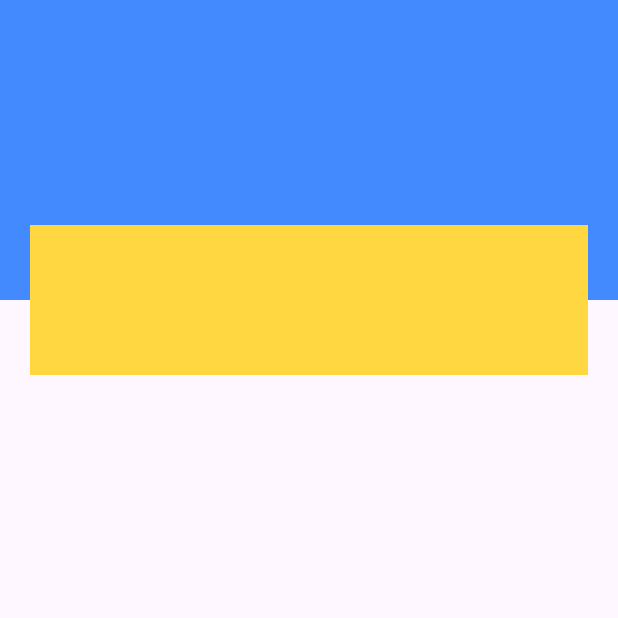
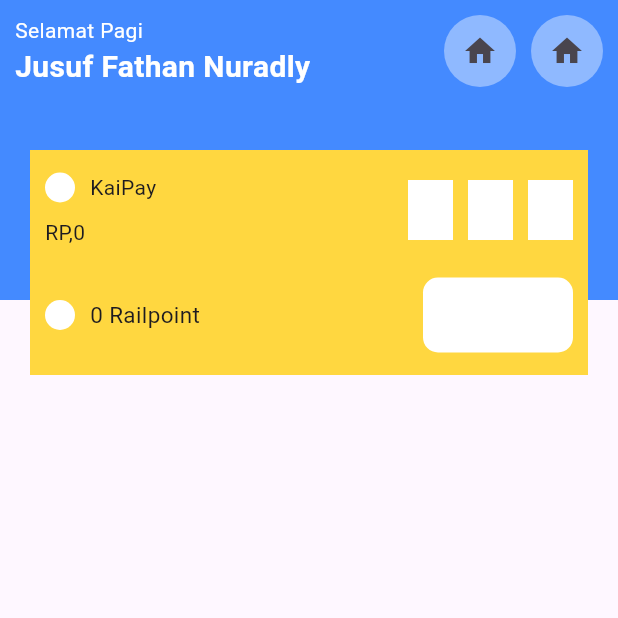
Before and after one commit to Tzuwiing/Flutter-Slicing3, a Flutter app: the screen it shows after launch, on a phone screen of 412 x 824 dp, the top half of it. Run offline on Flutter 3.47's test engine with Material 3 defaults, Android fonts, the light colour scheme and no system bars; our stand-ins replace lucide_icons_flutter.

Commit message:
belum kelar

```diff
--- a/slicing_3/lib/halaman/homepage.dart
+++ b/slicing_3/lib/halaman/homepage.dart
@@ -1,4 +1,5 @@
 import 'package:flutter/material.dart';
+import 'package:slicing_3/komponen/kartukai.dart';
 // import 'package:lucide_icons_flutter/lucide_icons.dart';
 // import 'package:lucide_icons_flutter/test_icons.dart';
 import 'package:slicing_3/komponen/menuatas.dart';
@@ -21,55 +22,7 @@
                   decoration: BoxDecoration(color: Colors.blueAccent),
                   child: Menuatas(),
                 ),
-                Positioned(
-                  left: 20,
-                  right: 20,
-                  bottom: -50,
-                  child: Container(
-                    height: 100,
-                    width: double.infinity,
-                    decoration: BoxDecoration(color: Colors.amberAccent),
-                    child: Column(
-                      children: [
-                        // Row(
-                        //   // mainAxisAlignment: MainAxisAlignment.spaceEvenly,
-                        //   children: [
-                        //     Image.asset('assets/kaipay.png', height: 24),
-                        //     const SizedBox(width: 8),
-                        //     const Text(
-                        //       "KAIPay",
-                        //       style: TextStyle(
-                        //         fontSize: 16,
-                        //         fontWeight: FontWeight.bold,
-                        //       ),
-                        //     ),
-                        //     const Spacer(),
-                        //     const Text(
-                        //       "Rp 0",
-                        //       style: TextStyle(
-                        //         fontSize: 16,
-                        //         fontWeight: FontWeight.bold,
-                        //       ),
-                        //     ),
-                        //   ],
-                        // ),
-                        // const SizedBox(height: 6),
-                        // const Align(
-                        //   alignment: Alignment.centerLeft,
-                        //   child: Text(
-                        //     "0 Railpoin",
-                        //     style: TextStyle(color: Colors.grey, fontSize: 12),
-                        //   ),
-                        // ),
-                        // const Divider(height: 20),
-                        // Row(
-                        //   mainAxisAlignment: MainAxisAlignment.spaceAround,
-                        //   children: const [Icon(Icons.abc_outlined)],
-                        // ),
-                      ],
-                    ),
-                  ),
-                ),
+                Kartukai(),
               ],
             ),
           ],
--- /dev/null
+++ b/slicing_3/lib/komponen/buttonmn.dart
@@ -0,0 +1,17 @@
+import 'package:flutter/material.dart';
+
+class Buttonmn extends StatelessWidget {
+  const Buttonmn({super.key});
+
+  @override
+  Widget build(BuildContext context) {
+    return Container(
+      decoration: BoxDecoration(
+        shape: BoxShape.circle,
+        color: Colors.white.withOpacity(0.4),
+      ),
+      child: IconButton(onPressed: () {}, icon: Icon(Icons.home)),
+
+    );
+  }
+}
--- /dev/null
+++ b/slicing_3/lib/komponen/kartukai.dart
@@ -0,0 +1,91 @@
+import 'package:flutter/material.dart';
+
+class Kartukai extends StatelessWidget {
+  const Kartukai({super.key});
+
+  @override
+  Widget build(BuildContext context) {
+    return Positioned(
+      left: 20,
+      right: 20,
+      bottom: -50,
+      child: Container(
+        height: 150,
+        width: double.infinity,
+        decoration: BoxDecoration(color: Colors.amberAccent),
+        child: Padding(
+          padding: const EdgeInsets.all(10.0),
+          child: Column(
+            mainAxisAlignment: MainAxisAlignment.center,
+            children: [
+              Row(
+                mainAxisAlignment: MainAxisAlignment.spaceBetween,
+                children: [
+                  Column(
+                    crossAxisAlignment: CrossAxisAlignment.start,
+                    spacing: 10,
+                    children: [
+                      Row(
+                        spacing: 10,
+                        children: [
+                          Container(
+                            height: 20,
+                            width: 20,
+                            decoration: BoxDecoration(
+                              color: Colors.white,
+                              shape: BoxShape.circle,
+                            ),
+                          ),
+                          Text("KaiPay"),
+                        ],
+                      ),
+                      Text("RP,0"),
+                    ],
+                  ),
+                  Row(
+                    spacing: 10,
+                    children: [
+                      Container(width: 30, height: 40, color: Colors.white),
+                      Container(width: 30, height: 40, color: Colors.white),
+                      Container(width: 30, height: 40, color: Colors.white),
+                    ],
+                  ),
+                ],
+              ),
+              SizedBox(height: 20),
+              Row(
+                spacing: 10,
+                mainAxisAlignment: MainAxisAlignment.spaceBetween,
+                children: [
+                  Row(
+                    spacing: 10,
+                    children: [
+                      Container(
+                        height: 20,
+                        width: 20,
+                        decoration: BoxDecoration(
+                          color: Colors.white,
+                          shape: BoxShape.circle,
+                        ),
+                      ),
+                      Text("0 Railpoint", style: TextStyle(fontSize: 15)),
+                    ],
+                  ),
+
+                  Container(
+                    height: 50,
+                    width: 100,
+                    decoration: BoxDecoration(
+                      color: Colors.white,
+                      borderRadius: BorderRadius.circular(10),
+                    ),
+                  ),
+                ],
+              ),
+            ],
+          ),
+        ),
+      ),
+    );
+  }
+}
--- a/slicing_3/lib/komponen/menuatas.dart
+++ b/slicing_3/lib/komponen/menuatas.dart
@@ -1,11 +1,41 @@
 import 'package:flutter/material.dart';
-// import 'package:lucide_icons_flutter/lucide_icons.dart';
+import 'package:lucide_icons_flutter/lucide_icons.dart';
+import 'package:slicing_3/komponen/buttonmn.dart';
 
 class Menuatas extends StatelessWidget {
   const Menuatas({super.key});
 
   @override
   Widget build(BuildContext context) {
-    return Padding(padding: EdgeInsets.all(10));
+    return Padding(
+      padding: EdgeInsets.all(10),
+      child: Row(
+        mainAxisAlignment: MainAxisAlignment.spaceBetween,
+        crossAxisAlignment: CrossAxisAlignment.start,
+        children: [
+          Column(
+            crossAxisAlignment: CrossAxisAlignment.start,
+            children: [
+              Text(
+                "Selamat Pagi",
+                style: TextStyle(
+                  color: Colors.white,
+                  fontWeight: FontWeight.normal,
+                ),
+              ),
+              Text(
+                "Jusuf Fathan Nuradly",
+                style: TextStyle(
+                  color: Colors.white,
+                  fontSize: 20,
+                  fontWeight: FontWeight.bold,
+                ),
+              ),
+            ],
+          ),
+          Row(spacing: 10, children: [Buttonmn(), Buttonmn()]),
+        ],
+      ),
+    );
   }
 }
```
